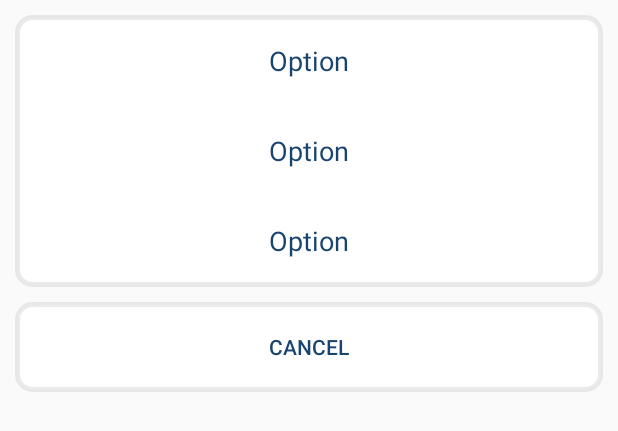
After one commit to poojagaonkar/AWRCTEST, an Android app: the layout fragment_issue_list_dialog.xml on its own in the app's theme, with its tools: preview values and no code run, on a phone screen of 412 x 824 dp. The commit adds this screen. Shown: the top 431 px of the screen. Run offline under Robolectric (Android 15) with nearby library versions, the phone set to English and light mode, and no system bars.

Commit message:
Added bottom options in estimation

```diff
--- a/AWEstimates/app/build.gradle
+++ b/AWEstimates/app/build.gradle
@@ -36,6 +36,7 @@ dependencies {
     implementation 'com.android.support.constraint:constraint-layout:1.0.2'
     implementation 'com.android.support:support-v4:26.1.0'
     implementation 'com.android.support:recyclerview-v7:26.1.0'
+
     testImplementation 'junit:junit:4.12'
     androidTestImplementation 'com.android.support.test:runner:1.0.1'
     androidTestImplementation 'com.android.support.test.espresso:espresso-core:3.0.1'
@@ -47,4 +48,6 @@ dependencies {
     compile 'net.yslibrary.keyboardvisibilityevent:keyboardvisibilityevent:2.1.0'
     compile 'com.squareup.picasso:picasso:2.5.2'
     compile 'de.hdodenhof:circleimageview:2.2.0'
+    // CardView
+    compile 'com.android.support:cardview-v7:26.1.0'
 }
--- a/AWEstimates/app/src/main/java/adweb/com/awteamestimates/Fragments/SelectProjectFragment.java
+++ b/AWEstimates/app/src/main/java/adweb/com/awteamestimates/Fragments/SelectProjectFragment.java
@@ -2,6 +2,7 @@ package adweb.com.awteamestimates.Fragments;
 
 import android.app.SearchManager;
 import android.content.Context;
+import android.content.Intent;
 import android.content.SharedPreferences;
 import android.net.Uri;
 import android.os.Bundle;
@@ -46,6 +47,7 @@ import java.util.concurrent.ExecutionException;
 
 import adweb.com.awteamestimates.Adapters.ProjectsAdapter;
 import adweb.com.awteamestimates.HomeActivity;
+import adweb.com.awteamestimates.IssueSummaryActivity;
 import adweb.com.awteamestimates.Models.CurrentEstimatedIssue;
 import adweb.com.awteamestimates.Models.GetRoles.RoleIdModel;
 import adweb.com.awteamestimates.Models.GetRoles.RoleModel;
@@ -399,7 +401,7 @@ public class SelectProjectFragment extends Fragment implements ProjectsAdapter.P
 //            e.printStackTrace();
 //        }
 
-       // loadFragment(new ProjectEstimatationFragment());
+        getActivity().startActivity(new Intent(getActivity(), IssueSummaryActivity.class));
 
     }
 
--- /dev/null
+++ b/AWEstimates/app/src/main/res/drawable-mdpi/rounded_corners.xml
@@ -0,0 +1,19 @@
+<?xml version="1.0" encoding="UTF-8"?>
+<shape xmlns:android="http://schemas.android.com/apk/res/android">
+    <solid android:color="#ffffff"/>
+
+    <stroke android:width="3dp"
+        android:color="#80d5d5d5"
+        />
+
+    <padding android:left="1dp"
+        android:top="1dp"
+        android:right="1dp"
+        android:bottom="1dp"
+        />
+
+    <corners android:bottomRightRadius="10dp"
+        android:bottomLeftRadius="10dp"
+        android:topLeftRadius="10dp"
+        android:topRightRadius="10dp"/>
+</shape>
--- /dev/null
+++ b/AWEstimates/app/src/main/res/layout/fragment_issue_list_dialog.xml
@@ -0,0 +1,29 @@
+<?xml version="1.0" encoding="utf-8"?>
+
+<LinearLayout xmlns:android="http://schemas.android.com/apk/res/android"
+    xmlns:tools="http://schemas.android.com/tools"
+     android:layout_height="wrap_content"
+     android:layout_width="match_parent"
+    android:padding="10dp"
+    android:orientation="vertical">
+<android.support.v7.widget.RecyclerView
+    android:id="@+id/list"
+    android:layout_width="match_parent"
+    android:layout_height="wrap_content"
+     android:background="@drawable/rounded_corners"
+    tools:context="adweb.com.awteamestimates.Fragments.IssueListDialogFragment"
+    tools:listitem="@layout/fragment_issue_list_dialog_item" />
+
+
+    <Button
+        android:layout_width="match_parent"
+        android:layout_height="60dp"
+        android:layout_gravity="bottom"
+
+        android:layout_marginTop="10dp"
+       android:text="Cancel"
+        android:textColor="@color/colorPrimaryDark"
+        android:background="@drawable/rounded_corners"/>
+
+
+</LinearLayout>
--- /dev/null
+++ b/AWEstimates/app/src/main/res/layout/fragment_issue_list_dialog_item.xml
@@ -0,0 +1,31 @@
+<?xml version="1.0" encoding="utf-8"?>
+<!--<LinearLayout xmlns:android="http://schemas.android.com/apk/res/android"-->
+    <!--xmlns:tools="http://schemas.android.com/tools"-->
+    <!--xmlns:card_view="http://schemas.android.com/apk/res-auto"-->
+    <!--android:layout_width="match_parent"-->
+    <!--android:layout_height="wrap_content"-->
+    <!--android:background="@android:color/transparent">-->
+<!--<android.support.v7.widget.CardView-->
+    <!--android:id="@+id/card_view"-->
+    <!--android:layout_width="match_parent"-->
+    <!--android:layout_height="match_parent"-->
+    <!--android:layout_gravity="center"-->
+    <!--android:layout_margin="20dp"-->
+    <!--android:elevation="3dp"-->
+    <!--card_view:cardCornerRadius="0dp ">-->
+<TextView xmlns:android="http://schemas.android.com/apk/res/android"
+    xmlns:tools="http://schemas.android.com/tools"
+    android:id="@+id/textOption"
+    android:layout_width="match_parent"
+    android:layout_height="60dp"
+    android:background="?attr/selectableItemBackground"
+    android:paddingBottom="@dimen/list_item_spacing_half"
+    android:paddingLeft="@dimen/list_item_spacing"
+    android:paddingRight="@dimen/list_item_spacing"
+    android:paddingTop="@dimen/list_item_spacing_half"
+    android:textColor="@color/colorPrimaryDark"
+    android:textSize="18sp"
+    tools:text="Option"
+    android:gravity="center"/>
+<!--</android.support.v7.widget.CardView>-->
+<!--</LinearLayout>-->
--- a/AWEstimates/app/src/main/res/values/dimens.xml
+++ b/AWEstimates/app/src/main/res/values/dimens.xml
@@ -5,4 +5,8 @@
     <dimen name="nav_header_vertical_spacing">8dp</dimen>
     <dimen name="nav_header_height">150dp</dimen>
     <dimen name="fab_margin">16dp</dimen>
+    <dimen name="list_item_spacing">16dp</dimen>
+    <dimen name="list_item_spacing_half">8dp</dimen>
+    <dimen name="bottom_sheet_margin_left">64dp</dimen>
+    <dimen name="bottom_sheet_margin_right">64dp</dimen>
 </resources>
--- a/AWEstimates/app/src/main/res/values/strings.xml
+++ b/AWEstimates/app/src/main/res/values/strings.xml
@@ -34,6 +34,7 @@
     <!-- TODO: Remove or change this placeholder text -->
     <string name="hello_blank_fragment">Hello blank fragment</string>
     <string name="title_activity_issue_details">Issue Details</string>
+    <string name="title_activity_issue_summary">IssueSummaryActivity</string>
 
 
 </resources>
```
Also changed, not shown: AWEstimates/app/src/main/AndroidManifest.xml (+5 -5 lines), AWEstimates/app/src/main/java/adweb/com/awteamestimates/Fragments/IssueListDialogFragment.java (added, +151 -0 lines), AWEstimates/app/src/main/java/adweb/com/awteamestimates/IssueSummaryActivity.java (added, +42 -0 lines), AWEstimates/app/src/main/res/layout/activity_issue_summary.xml (added, +33 -0 lines), AWEstimates/app/src/main/res/layout/content_issue_summary.xml (added, +11 -0 lines), AWEstimates/app/src/main/res/values/styles.xml (+8 -0 lines).
